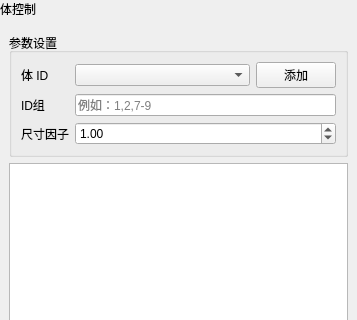
Above: plugins/Base_Mesh/MeshVolumeControlWidget.ui from asd977/base_cae before the change; both pictures show x 0 to 357 and y 0 to 320 of the 357 by 540 pixel window. Below: the same form after it.
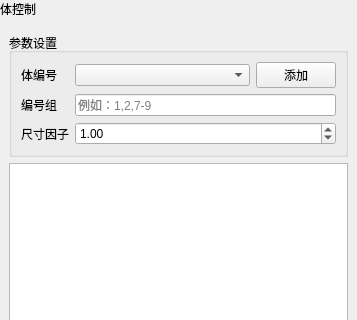
That is the form after the change. Custom widgets are drawn as their Qt base class.

```diff
--- a/plugins/Base_Mesh/MeshVolumeControlWidget.ui
+++ b/plugins/Base_Mesh/MeshVolumeControlWidget.ui
@@ -93,7 +93,7 @@
         <item row="0" column="0">
          <widget class="QLabel" name="labelVolumeIds">
           <property name="text">
-           <string>体 ID</string>
+           <string>体编号</string>
           </property>
          </widget>
         </item>
@@ -159,7 +159,7 @@
         <item row="2" column="0">
          <widget class="QLabel" name="label">
           <property name="text">
-           <string>ID组</string>
+           <string>编号组</string>
           </property>
          </widget>
         </item>
```
